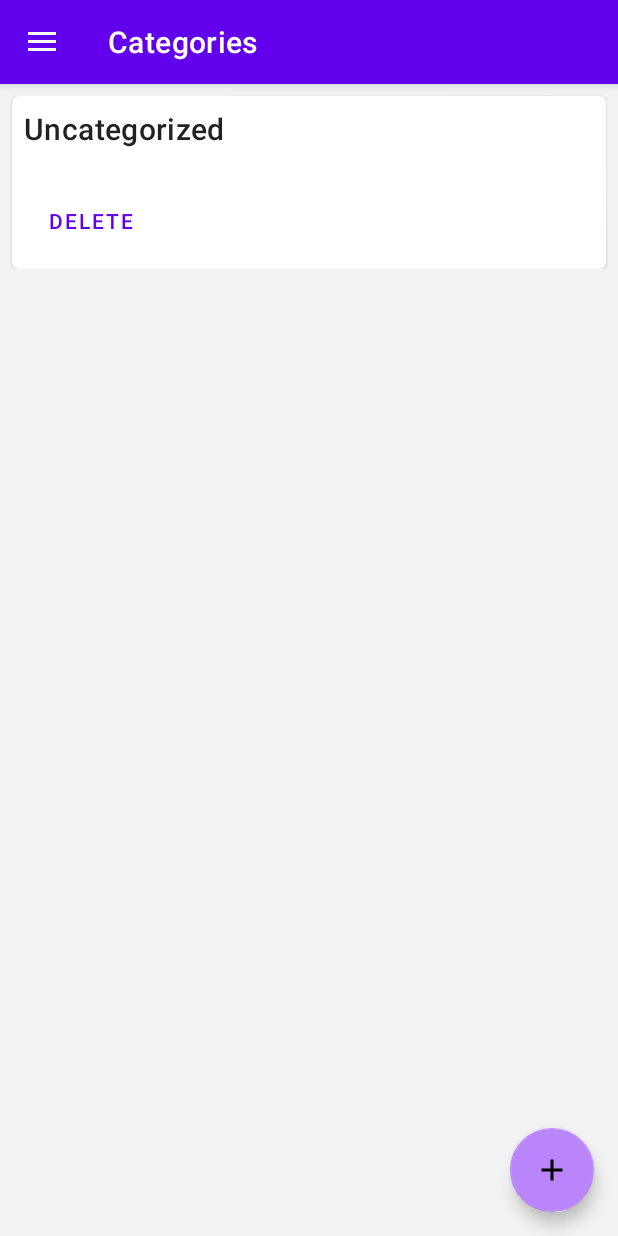
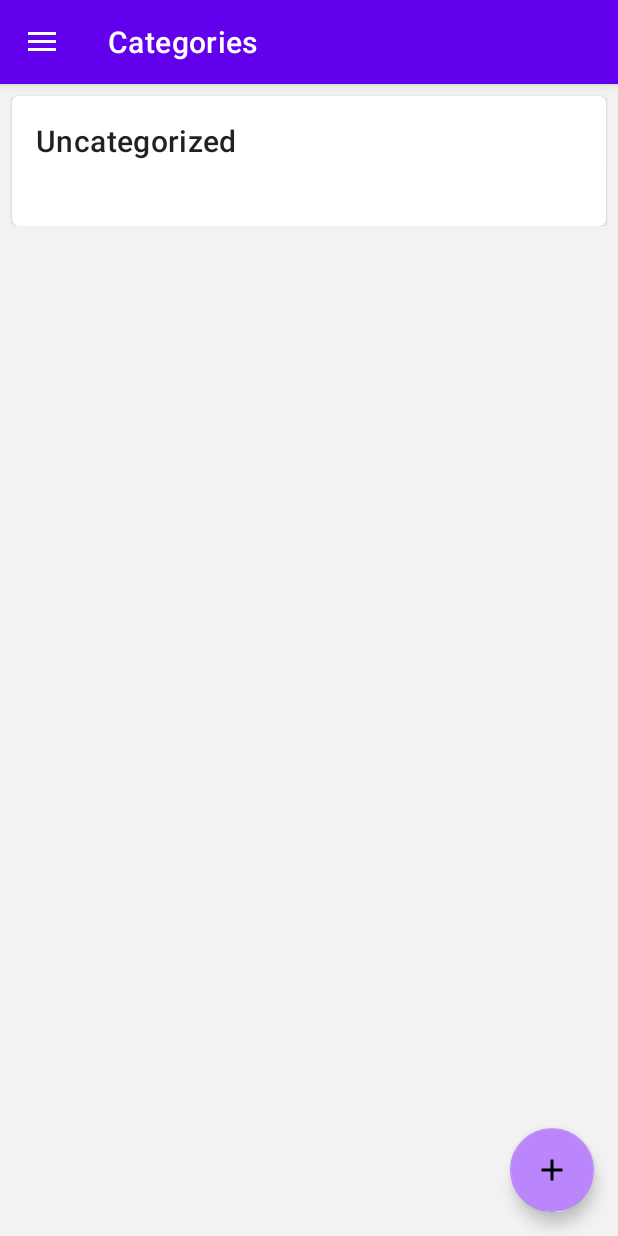
Before and after one commit to my-expenses/android, an Android app: the CategoriesFragment screen opened through its navigation route, on a phone screen of 412 x 824 dp. Run offline under Robolectric (Android 15) with nearby library versions, the light colour scheme and no system bars; our stand-ins replace Room's generated code, data binding, navigation-ui, paging; 8 statements that could not run were skipped.

Commit message:
Implemented delete category

```diff
--- a/app/src/main/java/com/motawfik/expenses/dao/GroupedTransactionsDao.kt
+++ b/app/src/main/java/com/motawfik/expenses/dao/GroupedTransactionsDao.kt
@@ -23,4 +23,7 @@ interface GroupedTransactionsDao {
 
     @Query("DELETE FROM grouped_transactions WHERE categoryID = :categoryID")
     fun deleteByCategoryID(categoryID: Int)
+
+    @Query("UPDATE grouped_transactions SET total = total + (SELECT total FROM grouped_transactions WHERE categoryID = :categoryID)")
+    fun addAmountToUncategorized(categoryID: Int)
 }
--- a/app/src/main/java/com/motawfik/expenses/dao/TransactionDao.kt
+++ b/app/src/main/java/com/motawfik/expenses/dao/TransactionDao.kt
@@ -21,4 +21,9 @@ interface TransactionDao {
 
     @Query("DELETE FROM transactions")
     suspend fun deleteAll()
+
+    // this function to be executed when a category is deleted
+    // so we need to uncategorize all the transactions in this category
+    @Query("UPDATE transactions SET categoryID = null WHERE categoryID = :categoryID")
+    fun setNullCategory(categoryID: Int)
 }
--- a/app/src/main/java/com/motawfik/expenses/repos/CategoriesRepo.kt
+++ b/app/src/main/java/com/motawfik/expenses/repos/CategoriesRepo.kt
@@ -12,6 +12,7 @@ class CategoriesRepo(val context: Context) {
     private val categoriesDao = TransactionsDatabase.getINSTANCE(context).categoriesDao()
     private val groupedTransactionsDao =
         TransactionsDatabase.getINSTANCE(context).groupedTransactionsDao()
+    private val transactionsDao = TransactionsDatabase.getINSTANCE(context).transactionDao()
 
     suspend fun addCategoriesToDB(
         addedToDBStatus: MutableLiveData<CATEGORIES_API_STATUS>,
@@ -52,6 +53,9 @@ class CategoriesRepo(val context: Context) {
         try {
             CategoriesApi.retrofitService.deleteCategory(categoryID).await()
             categoriesDao.deleteByID(categoryID)
+            transactionsDao.setNullCategory(categoryID)
+            groupedTransactionsDao.addAmountToUncategorized(categoryID)
+            groupedTransactionsDao.deleteByCategoryID(categoryID)
             deleteStatus.postValue(CATEGORIES_API_STATUS.DONE)
         } catch(t: Throwable) {
             t.printStackTrace()
--- a/app/src/main/res/layout/list_item_category.xml
+++ b/app/src/main/res/layout/list_item_category.xml
@@ -4,7 +4,7 @@
     xmlns:tools="http://schemas.android.com/tools">
 
     <data>
-
+        <import type="android.view.View"/>
         <variable
             name="category"
             type="com.motawfik.expenses.models.Category" />
@@ -38,7 +38,8 @@
             <LinearLayout
                 android:layout_width="match_parent"
                 android:layout_height="wrap_content"
-                android:orientation="vertical">
+                android:orientation="vertical"
+                android:padding="16dp">
 
                 <LinearLayout
                     android:layout_width="match_parent"
@@ -50,9 +51,6 @@
                         android:layout_width="0dp"
                         android:layout_height="wrap_content"
                         android:layout_weight="1"
-                        android:layout_marginStart="8dp"
-                        android:layout_marginTop="8dp"
-                        android:paddingBottom="16dp"
                         android:text="@{category.title}"
                         android:textAppearance="?attr/textAppearanceHeadline6"
                         app:layout_constraintStart_toStartOf="parent"
@@ -67,10 +65,20 @@
                         tools:text="+300" />
                 </LinearLayout>
 
+                <TextView
+                    android:layout_width="wrap_content"
+                    android:layout_height="wrap_content"
+                    android:layout_marginTop="8dp"
+                    android:textAppearance="?attr/textAppearanceBody2"
+                    android:textColor="?android:attr/textColorSecondary"
+                    tools:text="Amount gained from this category"
+                    app:amountGainedSpent="@{groupedTransaction.total}" />
+
                 <LinearLayout
                     android:layout_width="wrap_content"
                     android:layout_height="wrap_content"
                     android:layout_margin="8dp"
+                    android:visibility="@{category.ID == 0 ? View.GONE : View.VISIBLE}"
                     android:orientation="horizontal">
 
                     <com.google.android.material.button.MaterialButton
--- a/app/src/main/res/values/strings.xml
+++ b/app/src/main/res/values/strings.xml
@@ -26,4 +26,7 @@
     <string name="empty_list">No transactions found, try changing the month or start adding new ones</string>
     <!-- TODO: Remove or change this placeholder text -->
     <string name="hello_blank_fragment">Hello blank fragment</string>
+    <string name="amount_gained">Amount gained from this category</string>
+    <string name="amount_spent">Amount spent from this category</string>
+    <string name="zero_difference">No expenses/income from this category</string>
 </resources>
```
Also changed, not shown: app/src/main/java/com/motawfik/expenses/adapters/BindingAdapters.kt (+9 -0 lines).
